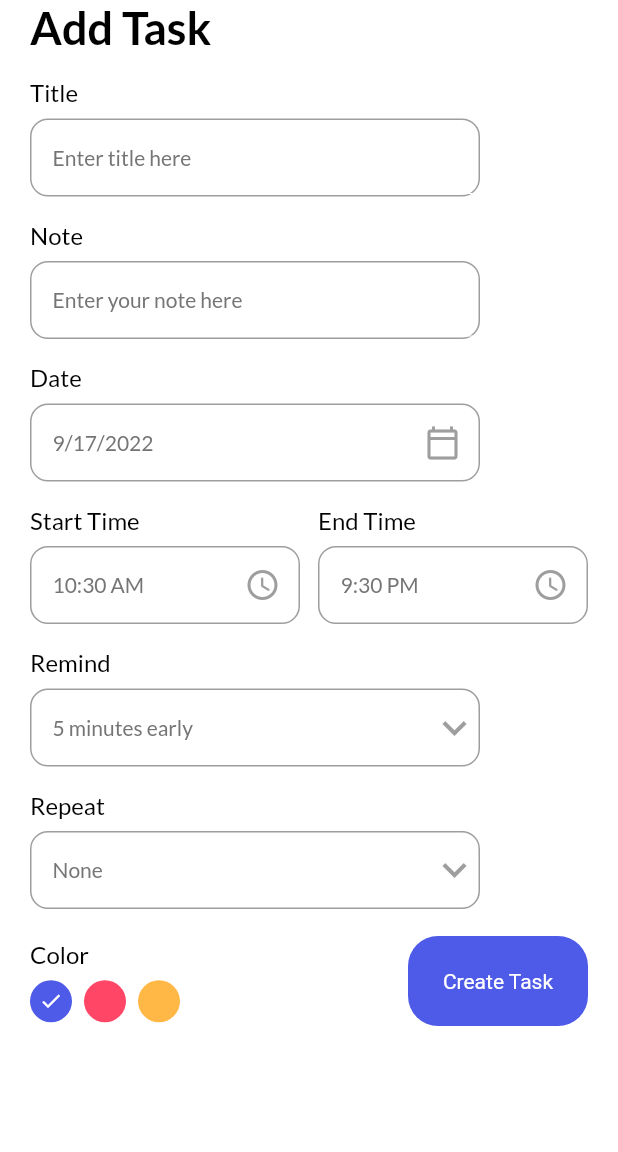
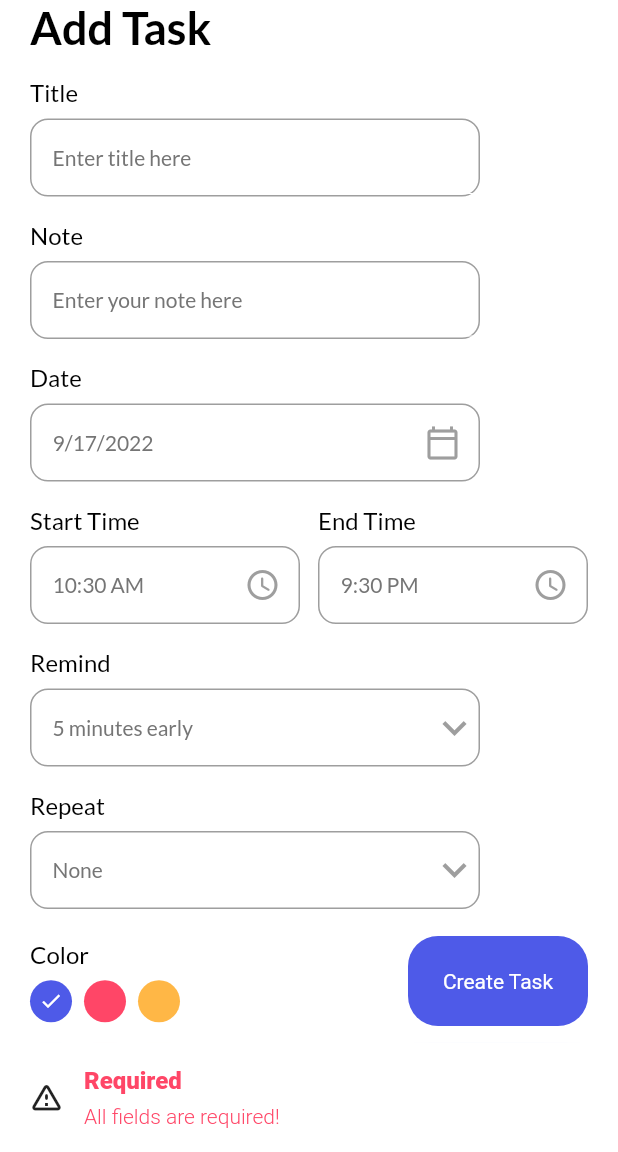
Before and after one commit to Den-JavaAndroid/TaskManager, a Flutter app: the AddTaskPage screen opened directly, after a tap on "Create Task", on a phone screen of 412 x 824 dp, the part 84-1236 px from its top. Run offline on Flutter 3.47's test engine with Material 2 defaults, Android fonts, the phone set to English and light mode, and no system bars; our stand-ins replace date_picker_timeline, flutter_local_notifications, get, get_storage, google_fonts, timezone; accounts and stored records are empty.

Commit message:
add text validate

```diff
--- a/lib/ui/add_task_bar.dart
+++ b/lib/ui/add_task_bar.dart
@@ -13,6 +13,8 @@ class AddTaskPage extends StatefulWidget {
 }
 
 class _AddTaskPageState extends State<AddTaskPage> {
+  final TextEditingController _titleController = TextEditingController();
+  final TextEditingController _noteController = TextEditingController();
   DateTime _selectedDate = DateTime.now();
   String _endTime = "9:30 PM";
   String _startTime = DateFormat("hh:mm a").format(DateTime.now()).toString();
@@ -37,8 +39,8 @@ class _AddTaskPageState extends State<AddTaskPage> {
                   "Add Task",
                   style: headingStyle,
                 ),
-                const MyInputField(title: "Title", hint: "Enter title here"),
-                const MyInputField(title: "Note", hint: "Enter your note here"),
+                 MyInputField(title: "Title", hint: "Enter title here",controller: _titleController,),
+                 MyInputField(title: "Note", hint: "Enter your note here",controller: _noteController,),
                 MyInputField(
                   title: "Date",
                   hint: DateFormat.yMd().format(_selectedDate!),
@@ -148,13 +150,28 @@ class _AddTaskPageState extends State<AddTaskPage> {
                   crossAxisAlignment: CrossAxisAlignment.center,
                   children: [
                     _colorPallete(),
-                    MyButton(label: "Create Task", onTap: ()=>null)
+                    MyButton(label: "Create Task", onTap: ()=>_validateDate())
                   ],
                 )
               ],
             ),
           ),
         ));
+  }
+
+  _validateDate(){
+    if(_titleController.text.isNotEmpty&&_noteController.text.isNotEmpty){
+      //add to db
+      Get.back();
+    }else{
+      if(_titleController.text.isEmpty || _noteController.text.isEmpty){
+        Get.snackbar("Required", "All fields are required!",
+        snackPosition: SnackPosition.BOTTOM,
+        backgroundColor: Colors.white,
+        colorText: pinkClr,
+        icon: const Icon(Icons.warning_amber_rounded));
+      }
+    }
   }
 
   _colorPallete() {
--- a/lib/ui/home_page.dart
+++ b/lib/ui/home_page.dart
@@ -33,6 +33,7 @@ class _HomePageState extends State<HomePage> {
   Widget build(BuildContext context) {
     return Scaffold(
       appBar: _appBar(),
+      backgroundColor: context.theme.backgroundColor ,
       body: Column(
         children: [
           _addTaskBar(),
```
